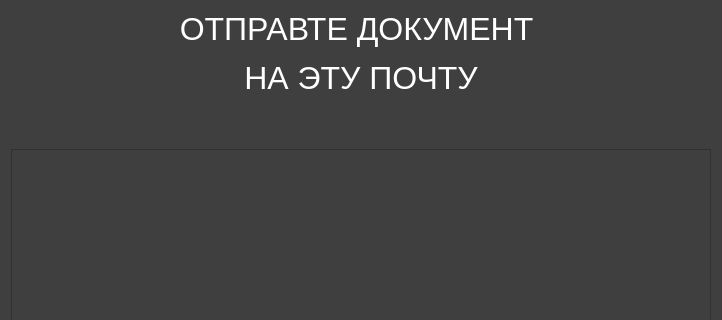
This is interface/emial_menu.ui in A0Grafsky/CloneFlash as Qt 5 draws it before an edit; both pictures show x 0 to 722 and y 0 to 320 of the 722 by 762 pixel window. The edited form follows.
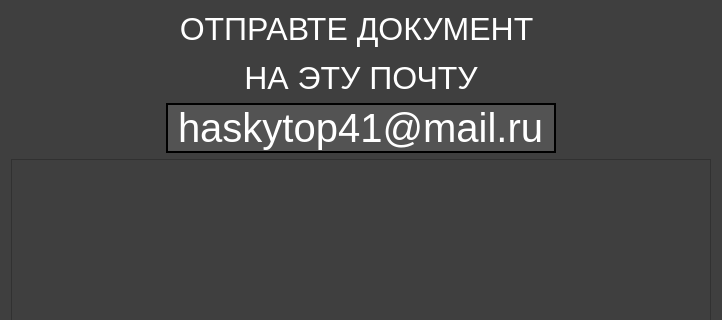
This is the edited form.

The edit to the form file:
```diff
--- a/interface/emial_menu.ui
+++ b/interface/emial_menu.ui
@@ -32,25 +32,20 @@
        </property>
       </widget>
      </item>
-     <item>
-      <widget class="QWidget" name="widget" native="true">
-       <property name="sizePolicy">
-        <sizepolicy hsizetype="Preferred" vsizetype="Fixed">
-         <horstretch>0</horstretch>
-         <verstretch>0</verstretch>
-        </sizepolicy>
-       </property>
-       <property name="minimumSize">
-        <size>
-         <width>0</width>
-         <height>40</height>
-        </size>
-       </property>
-       <property name="whatsThis">
-        <string>&lt;html&gt;&lt;head/&gt;&lt;body&gt;&lt;p&gt;ccxzcxzc&lt;/p&gt;&lt;/body&gt;&lt;/html&gt;</string>
+     <item alignment="Qt::AlignHCenter">
+      <widget class="QLabel" name="label_2">
+       <property name="toolTip">
+        <string>&lt;html&gt;&lt;head/&gt;&lt;body&gt;&lt;pre style=&quot; margin-top:12px; margin-bottom:12px; margin-left:0px; margin-right:0px; -qt-block-indent:0; text-indent:0px; background-color:#1d2021;&quot;&gt;&lt;span style=&quot; font-family:'Fira Code','monospace'; color:#b8bb26;&quot;&gt;haskytop41@mail.ru&lt;/span&gt;&lt;/pre&gt;&lt;/body&gt;&lt;/html&gt;</string>
        </property>
        <property name="styleSheet">
-        <string notr="true">background-color:rgb(63, 63, 63)</string>
+        <string notr="true">font: 9pt &quot;Microsoft YaHei UI&quot;;
+color:White; 
+font-size: 40px;
+background-color:rgb(83, 83, 83);
+border: 2px solid black</string>
+       </property>
+       <property name="text">
+        <string>haskytop41@mail.ru</string>
        </property>
       </widget>
      </item>
```
